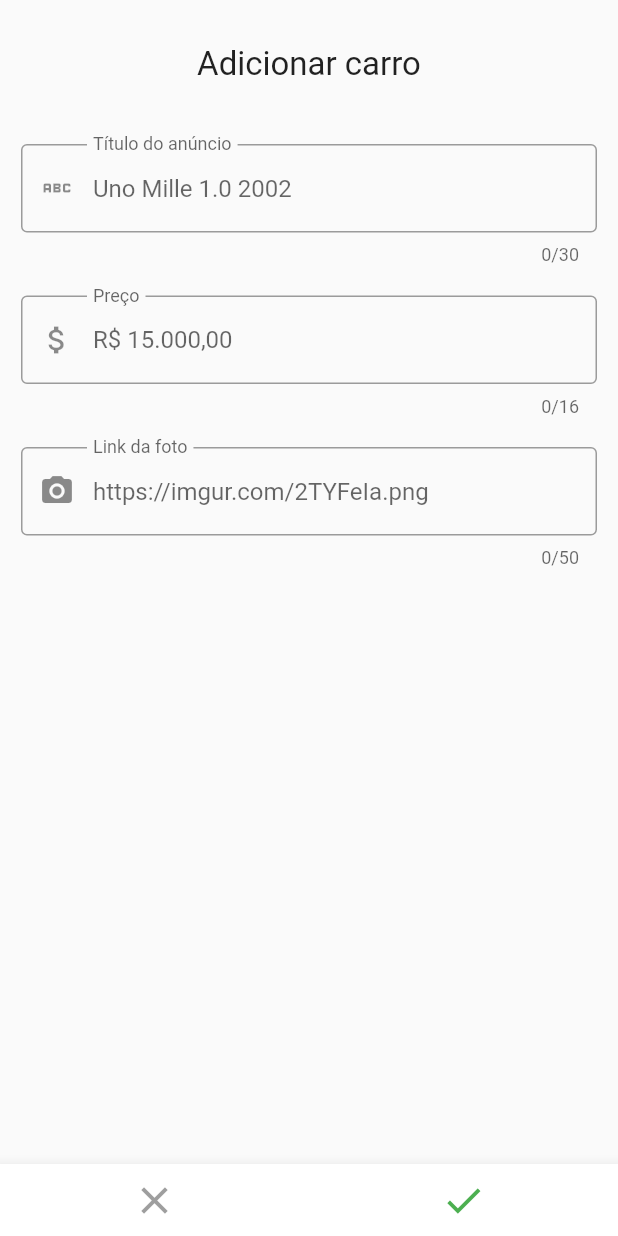
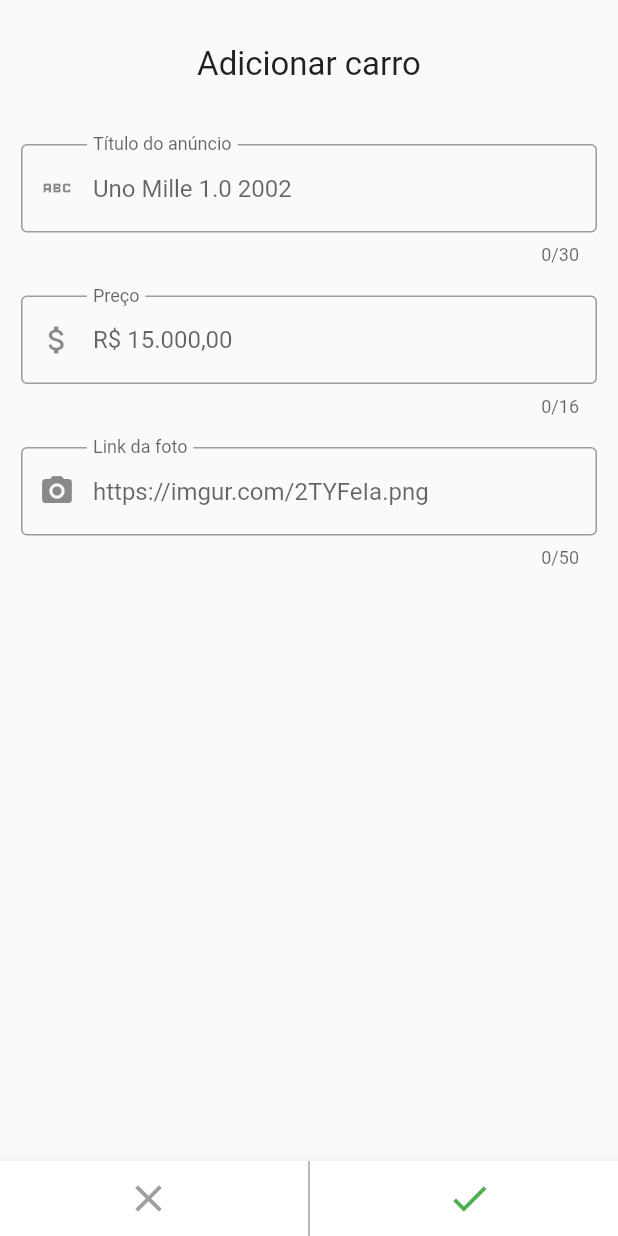
Before and after one commit to kelvinwieth/unicar, a Flutter app: the CarForm screen opened directly, on a phone screen of 412 x 824 dp. Run offline on Flutter 3.47's test engine with Material 2 defaults, Android fonts, the phone set to English and light mode, and no system bars; our stand-ins replace currency_text_input_formatter, equatable, flutter_bloc; missing offline and left inert: flutter_initicon; network calls fail.

Commit message:
add vertical divider

```diff
--- /dev/null
+++ b/lib/commom/widgets/bottom_vertical_divider.dart
@@ -0,0 +1,13 @@
+import 'package:flutter/material.dart';
+
+class BottomVerticalDivider extends StatelessWidget {
+  const BottomVerticalDivider({Key? key}) : super(key: key);
+
+  @override
+  Widget build(BuildContext context) {
+    return const SizedBox(
+      height: 50,
+      child: VerticalDivider(color: Colors.black54),
+    );
+  }
+}
--- a/lib/features/cars/widgets/car_form.dart
+++ b/lib/features/cars/widgets/car_form.dart
@@ -2,6 +2,7 @@ import 'package:currency_text_input_formatter/currency_text_input_formatter.dart
 import 'package:flutter/material.dart';
 import 'package:flutter_bloc/flutter_bloc.dart';
 import 'package:intl/intl.dart';
+import 'package:unicar/commom/widgets/bottom_vertical_divider.dart';
 import 'package:unicar/commom/widgets/price_form_field.dart';
 import 'package:unicar/features/cars/cubits/cars_cubit.dart';
 import 'package:unicar/features/cars/models/car.dart';
@@ -93,6 +94,7 @@ class _CarFormState extends State<CarForm> {
       ),
       bottomNavigationBar: BottomAppBar(
         child: Row(
+          mainAxisSize: MainAxisSize.min,
           mainAxisAlignment: MainAxisAlignment.center,
           children: [
             Expanded(
@@ -105,6 +107,7 @@ class _CarFormState extends State<CarForm> {
                 },
               ),
             ),
+            const BottomVerticalDivider(),
             Expanded(
               child: IconButton(
                 color: Colors.green,
--- a/lib/features/customers/widgets/customer_form.dart
+++ b/lib/features/customers/widgets/customer_form.dart
@@ -1,5 +1,6 @@
 import 'package:flutter/material.dart';
 import 'package:flutter_bloc/flutter_bloc.dart';
+import 'package:unicar/commom/widgets/bottom_vertical_divider.dart';
 import 'package:unicar/features/customers/cubit/customers_cubit.dart';
 import 'package:unicar/features/customers/models/customer.dart';
 
@@ -72,6 +73,7 @@ class _CustomerFormState extends State<CustomerForm> {
                 },
               ),
             ),
+            const BottomVerticalDivider(),
             Expanded(
               child: IconButton(
                 color: Colors.green,
--- a/lib/features/sales/widgets/sale_form.dart
+++ b/lib/features/sales/widgets/sale_form.dart
@@ -1,5 +1,6 @@
 import 'package:flutter/material.dart';
 import 'package:flutter_bloc/flutter_bloc.dart';
+import 'package:unicar/commom/widgets/bottom_vertical_divider.dart';
 import 'package:unicar/commom/widgets/price_form_field.dart';
 import 'package:unicar/features/sales/cubit/sales_cubit.dart';
 import 'package:unicar/features/sales/models/sale.dart';
@@ -99,6 +100,7 @@ class _SaleFormState extends State<SaleForm> {
                 },
               ),
             ),
+            const BottomVerticalDivider(),
             Expanded(
               child: IconButton(
                 color: Colors.green,
```
